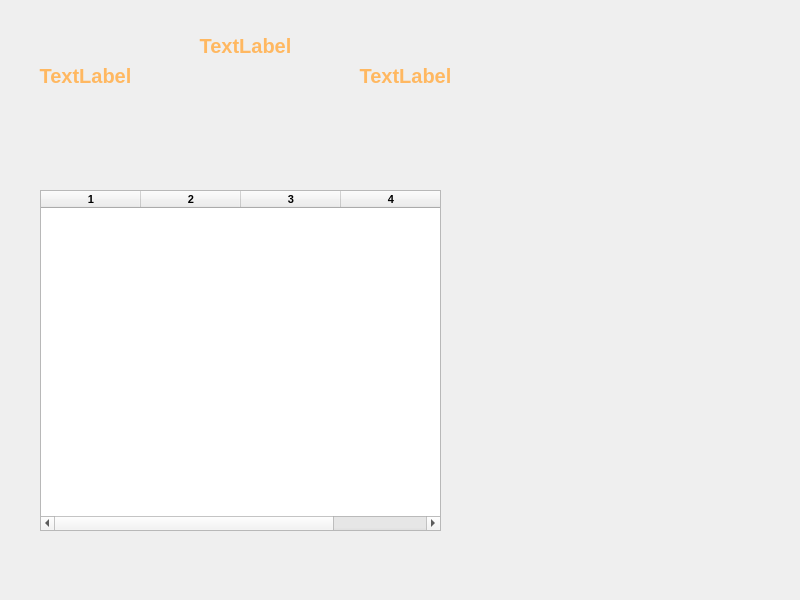
Qt form rankingpage.ui (Pouya3/farm-project) before a commit.
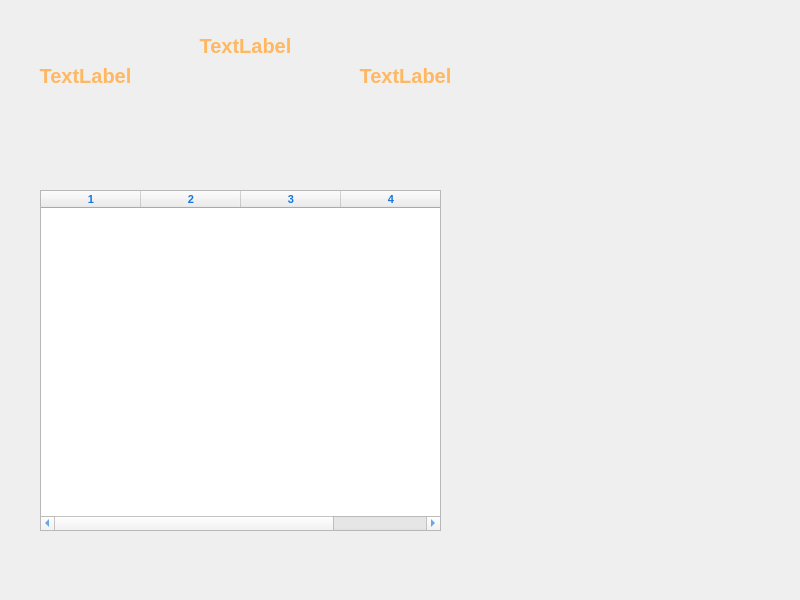
The same form after that commit.

Commit message: make correct ranking page!

The edit to the form file:
```diff
--- a/rankingpage.ui
+++ b/rankingpage.ui
@@ -30,6 +30,12 @@
       <bold>true</bold>
      </font>
     </property>
+    <property name="styleSheet">
+     <string notr="true">color: rgb(126, 255, 240);
+color: rgb(22, 117, 220);
+
+text-align:center;</string>
+    </property>
     <property name="autoScrollMargin">
      <number>5</number>
     </property>
```
The commit also changes 2 other files.
